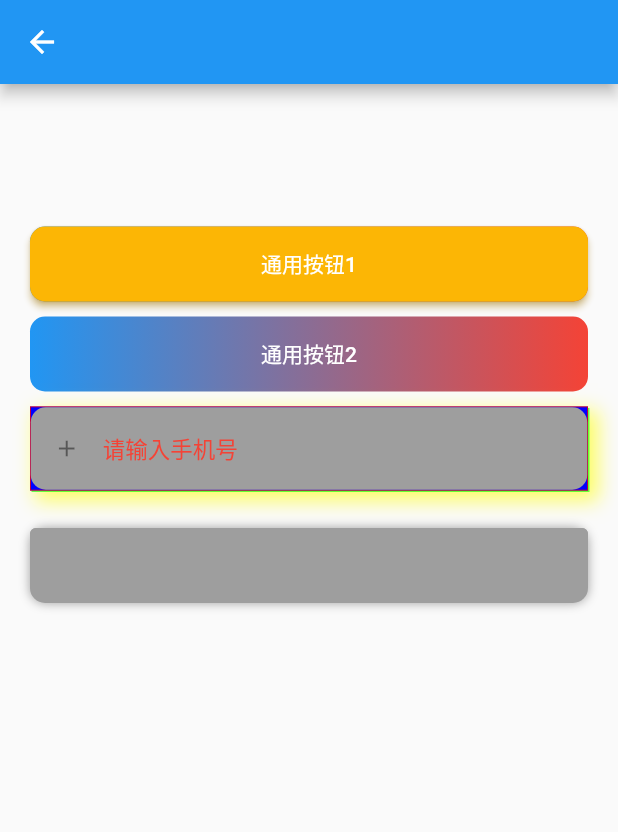
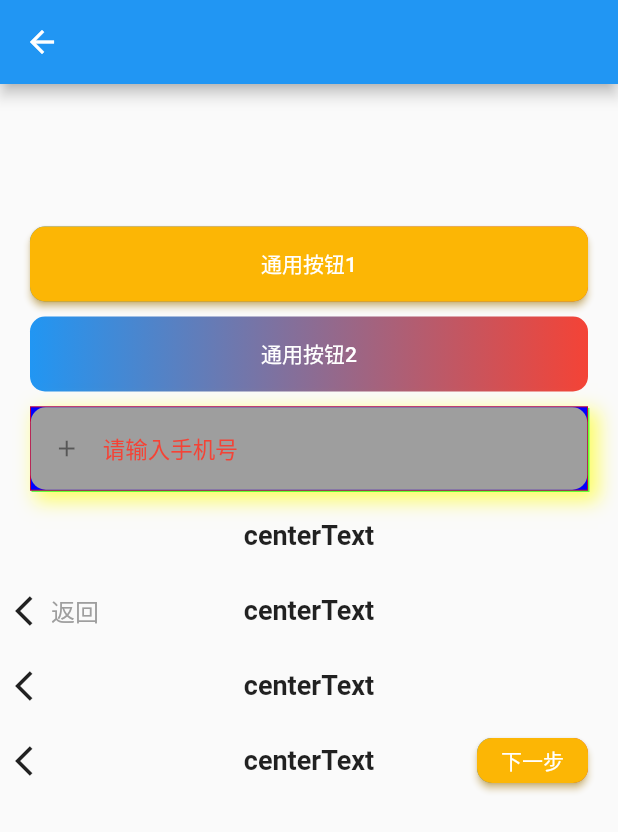
Before and after one commit to buttonXin/Flutter-Demo, a Flutter app: the TestPage screen opened directly, on a phone screen of 412 x 824 dp. Shown: the top 832 px of the screen. Run offline on Flutter 3.47's test engine with Material 2 defaults, Android fonts, the phone set to English and light mode, and no system bars; our stand-ins replace cached_network_image, chewie, connectivity, dio, fluttertoast, get and 5 more; missing offline and left inert: country_codes; generated files the repository leaves out were written again.

Commit message:
通用的title组件

```diff
--- a/lib/with_me/test_page.dart
+++ b/lib/with_me/test_page.dart
@@ -1,5 +1,7 @@
 import 'package:flutter/material.dart';
 import 'package:flutter_github_demo/util/L.dart';
+import 'package:flutter_github_demo/widget/toast.dart';
+import 'package:flutter_github_demo/with_me/widget/common_title_view.dart';
 import 'package:flutter_github_demo/with_me/widget/common_widget.dart';
 
 class TestPage extends StatefulWidget {
@@ -30,14 +32,15 @@ class _TestPageState extends State<TestPage> {
   Widget build(BuildContext context) {
     return Scaffold(
       appBar: AppBar(),
-      body: Column(
+      body: ListView(
+        // mainAxisSize: MainAxisSize.max,
         children: [
           const SizedBox(
             height: 90,
           ),
           CommonView.createButton('通用按钮1', () {
             Log.e('000000');
-          }),
+          }, widthMax: false),
           CommonView.createButton('通用按钮2', () {
             Log.e('11111');
           }, isGradient: true),
@@ -48,48 +51,74 @@ class _TestPageState extends State<TestPage> {
             textEditingController: textController,
           ),
 
-          Container(
-            height: 50,
-            margin: EdgeInsets.all(20),
-            decoration: CommonView.buildRoundDe(),
-            child: TextField(
-              controller: _inputController,
-              //控制器
-              focusNode: _inputFocusNode,
-              //焦点
-              style: TextStyle(fontSize: 16, color: Colors.black87),
-              //文字大小、颜色
-              maxLines: null,
-              //最多多少行
-              minLines: 1,
-              //最少多少行
-              onChanged: (text) {
-                //输入框内容变化回调
-                setState(() {});
-              },
-              decoration: InputDecoration(
-                fillColor: Colors.grey,
-                //背景颜色，必须结合filled: true,才有效
-                filled: true,
-                //重点，必须设置为true，fillColor才有效
-                isCollapsed: true,
-                //重点，相当于高度包裹的意思，必须设置为true，不然有默认奇妙的最小高度
-                contentPadding:
-                    EdgeInsets.symmetric(horizontal: 8, vertical: 10),
-                //内容内边距，影响高度
-                border: _outlineInputBorder,
-                //边框，一般下面的几个边框一起设置
-                //keyboardType: TextInputType.number, //键盘类型
-                //obscureText: true,//密码模式
-                focusedBorder: _outlineInputBorder,
-                enabledBorder: _outlineInputBorder,
-                disabledBorder: _outlineInputBorder,
-                focusedErrorBorder: _outlineInputBorder,
-                errorBorder: _outlineInputBorder,
-              ),
-            ),
+          // Container(
+          //   height: 50,
+          //   margin: EdgeInsets.all(20),
+          //   decoration: CommonView.buildRoundDe(),
+          //   child: TextField(
+          //     controller: _inputController,
+          //     //控制器
+          //     focusNode: _inputFocusNode,
+          //     //焦点
+          //     style: TextStyle(fontSize: 16, color: Colors.black87),
+          //     //文字大小、颜色
+          //     maxLines: null,
+          //     //最多多少行
+          //     minLines: 1,
+          //     //最少多少行
+          //     onChanged: (text) {
+          //       //输入框内容变化回调
+          //       setState(() {});
+          //     },
+          //     decoration: InputDecoration(
+          //       fillColor: Colors.grey,
+          //       //背景颜色，必须结合filled: true,才有效
+          //       filled: true,
+          //       //重点，必须设置为true，fillColor才有效
+          //       isCollapsed: true,
+          //       //重点，相当于高度包裹的意思，必须设置为true，不然有默认奇妙的最小高度
+          //       contentPadding:
+          //           EdgeInsets.symmetric(horizontal: 8, vertical: 10),
+          //       //内容内边距，影响高度
+          //       border: _outlineInputBorder,
+          //       //边框，一般下面的几个边框一起设置
+          //       //keyboardType: TextInputType.number, //键盘类型
+          //       //obscureText: true,//密码模式
+          //       focusedBorder: _outlineInputBorder,
+          //       enabledBorder: _outlineInputBorder,
+          //       disabledBorder: _outlineInputBorder,
+          //       focusedErrorBorder: _outlineInputBorder,
+          //       errorBorder: _outlineInputBorder,
+          //     ),
+          //   ),
+          //
+          //   // Expanded(child: Container()),
+          // ),
 
-            // Expanded(child: Container()),
+          CommonTitleView('centerText'),
+          CommonTitleView(
+            'centerText',
+            backText: '返回',
+            backClick: () {
+              Toast().show(context, message: 'message');
+            },
+          ),
+          CommonTitleView(
+            'centerText',
+            backClick: () {
+              Toast().show(context, message: 'message');
+            },
+
+          ),
+          CommonTitleView(
+            'centerText',
+            backClick: () {
+              Toast().show(context, message: 'message');
+            },
+            rightButtonText: '下一步',
+            rightButtonClick: () {
+              Toast().show(context, message: 'rightButtonClick');
+            },
           ),
         ],
       ),
--- /dev/null
+++ b/lib/with_me/widget/common_title_view.dart
@@ -0,0 +1,84 @@
+import 'package:flutter/material.dart';
+import 'package:flutter_github_demo/with_me/widget/common_widget.dart';
+
+/// 通用的title组件
+// ignore: must_be_immutable
+class CommonTitleView extends StatefulWidget {
+  CommonTitleView(this.centerText,
+      {this.backClick,
+      this.backText,
+      this.rightButtonText,
+      this.rightButtonClick});
+
+  final String centerText;
+  String? backText;
+  Function? backClick;
+  String? rightButtonText;
+  Function? rightButtonClick;
+
+  @override
+  _CommonTitleViewState createState() => _CommonTitleViewState();
+}
+
+class _CommonTitleViewState extends State<CommonTitleView> {
+  TextStyle backStyle = const TextStyle(fontSize: 16, color: Colors.grey);
+  TextStyle centerStyle =
+      const TextStyle(fontSize: 18, fontWeight: FontWeight.bold);
+
+  @override
+  Widget build(BuildContext context) {
+    return Container(
+      height: 50,
+      child: Stack(
+        alignment: Alignment.center,
+        children: [
+          // back
+          if (widget.backClick == null)
+            Container()
+          else
+            Positioned(
+              left: 0,
+              child: GestureDetector(
+                onTap: () {
+                  widget.backClick?.call();
+                },
+                child: Padding(
+                  padding: const EdgeInsets.symmetric(horizontal: 10.0),
+                  child: Row(
+                    children: [
+                      const Icon(Icons.arrow_back_ios),
+                      // const SizedBox(width: 5),
+                      Text(
+                        widget.backText ?? '',
+                        style: backStyle,
+                      ),
+                    ],
+                  ),
+                ),
+              ),
+            ),
+          // center
+          Positioned(
+            child: Container(
+              alignment: Alignment.center,
+              child: Text(
+                widget.centerText,
+                style: centerStyle,
+              ),
+            ),
+          ),
+          // right
+          if (widget.rightButtonText == null)
+            Container()
+          else
+            Positioned(
+              right: 0,
+              child: CommonView.createButton(widget.rightButtonText ?? '', () {
+                widget.rightButtonClick?.call();
+              }, widthMax: false, height: 30),
+            )
+        ],
+      ),
+    );
+  }
+}
```
